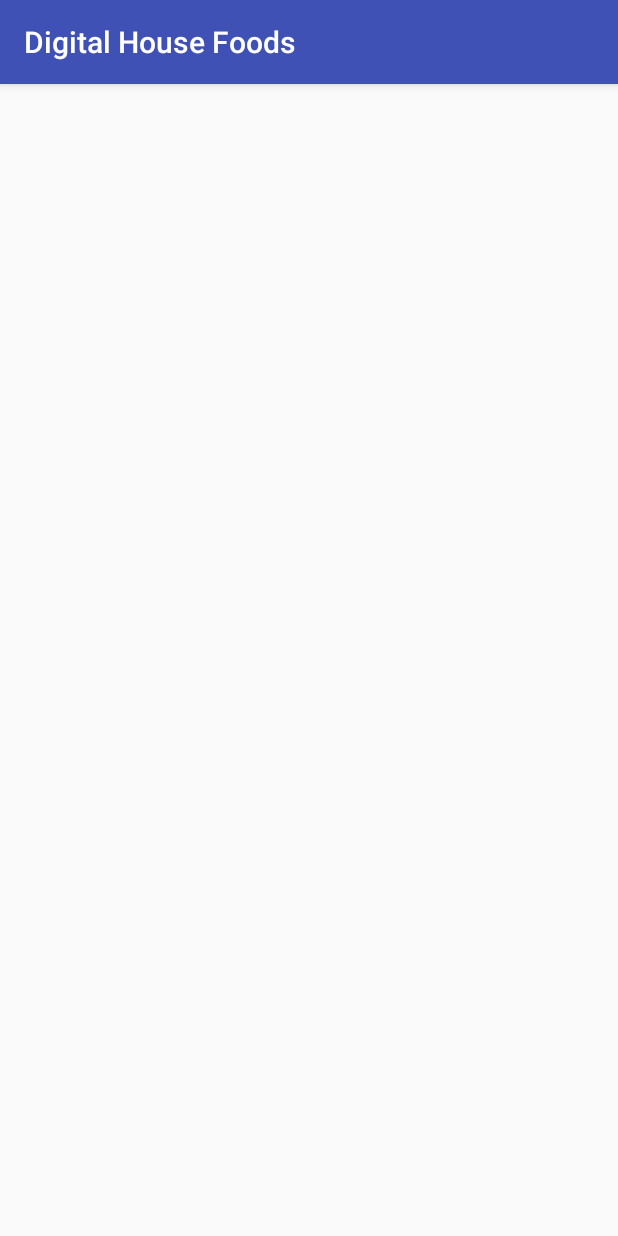
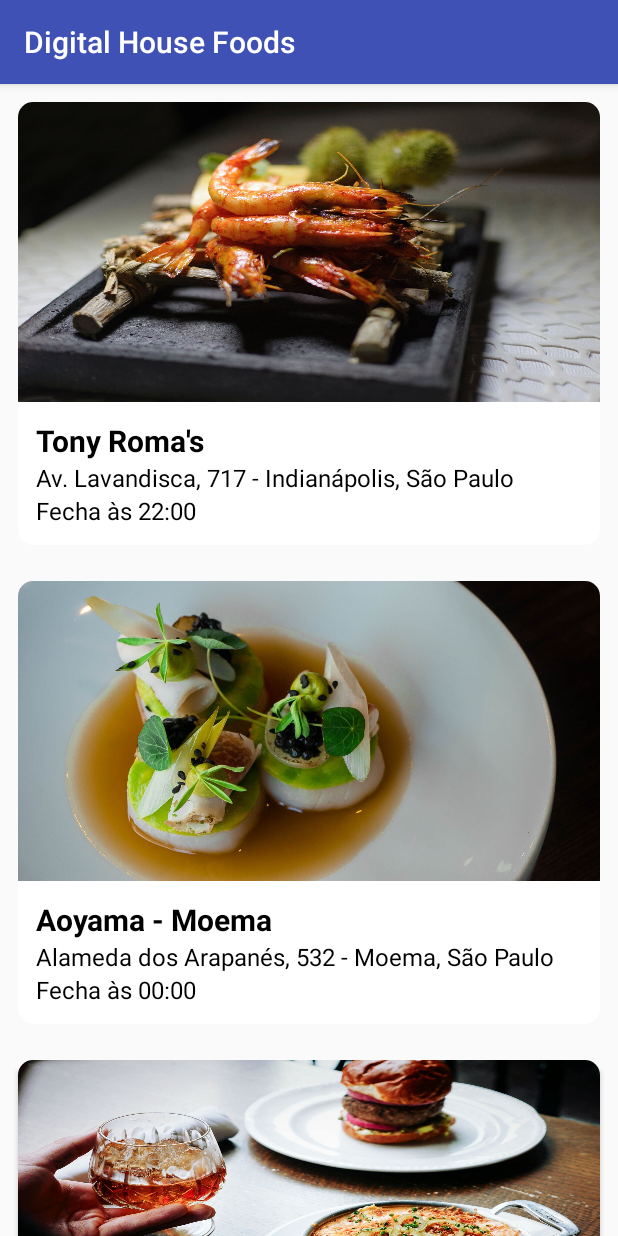
Before and after one commit to CamilaPelegrina/desafioAndroidCore, an Android app: the MainActivity screen opened directly, with no data from a screen before it, on a phone screen of 412 x 824 dp. Run offline under Robolectric (Android 15) with nearby library versions, the phone set to English and light mode, and no system bars.

Commit message:
Fragment implementation

```diff
--- a/app/build.gradle
+++ b/app/build.gradle
@@ -27,10 +27,12 @@ android {
 dependencies {
     implementation fileTree(dir: "libs", include: ["*.jar"])
     implementation "org.jetbrains.kotlin:kotlin-stdlib:$kotlin_version"
-    implementation 'androidx.core:core-ktx:1.3.1'
+    implementation 'androidx.core:core-ktx:1.3.2'
     implementation 'androidx.appcompat:appcompat:1.2.0'
+    implementation 'com.google.android.material:material:1.2.1'
     implementation 'androidx.constraintlayout:constraintlayout:2.0.1'
     implementation 'androidx.annotation:annotation:1.1.0'
+    implementation 'androidx.legacy:legacy-support-v4:1.0.0'
     testImplementation 'junit:junit:4.12'
     androidTestImplementation 'androidx.test.ext:junit:1.1.2'
     androidTestImplementation 'androidx.test.espresso:espresso-core:3.3.0'
@@ -47,4 +49,6 @@ dependencies {
     implementation "androidx.navigation:navigation-fragment-ktx:$nav_version"
     implementation "androidx.navigation:navigation-ui-ktx:$nav_version"
 
+    implementation "androidx.lifecycle:lifecycle-viewmodel-ktx:2.2.0"
+
 }
--- /dev/null
+++ b/app/src/main/java/com/example/digitalhousefoods/ui/FragmentDetails.kt
@@ -0,0 +1,18 @@
+package com.example.digitalhousefoods.ui
+
+import android.os.Bundle
+import android.view.LayoutInflater
+import android.view.View
+import android.view.ViewGroup
+import androidx.fragment.app.Fragment
+import com.example.digitalhousefoods.R
+
+class FragmentCSecondary : Fragment() {
+
+    override fun onCreateView(
+        inflater: LayoutInflater, container: ViewGroup?,
+        savedInstanceState: Bundle?
+    ): View? {
+        return inflater.inflate(R.layout.fragment_details, container, false)
+    }
+}
--- /dev/null
+++ b/app/src/main/java/com/example/digitalhousefoods/ui/FragmentHome.kt
@@ -0,0 +1,41 @@
+package com.example.digitalhousefoods.ui
+
+import android.os.Bundle
+import android.view.LayoutInflater
+import android.view.View
+import android.view.ViewGroup
+import androidx.fragment.app.Fragment
+import androidx.recyclerview.widget.LinearLayoutManager
+import androidx.recyclerview.widget.RecyclerView
+import com.example.digitalhousefoods.R
+import com.example.digitalhousefoods.ui.model.Restaurant
+
+
+
+class FragmentHome : Fragment() {
+    private var listRestaurant = mutableListOf<Restaurant>()
+
+    override fun onCreateView(inflater: LayoutInflater, container: ViewGroup?, savedInstanceState: Bundle?): View? {
+        return inflater.inflate(R.layout.fragment_home, container, false)
+    }
+
+    override fun onViewCreated(view: View, savedInstanceState: Bundle?) {
+        super.onViewCreated(view, savedInstanceState)
+
+        populateList()
+
+        val recyclerView = view.findViewById<RecyclerView>(R.id.recyclerHome)
+
+        recyclerView.adapter = RestaurantAdapter(listRestaurant)
+        recyclerView.layoutManager = LinearLayoutManager(view.context)
+    }
+
+    private fun populateList() {
+        listRestaurant.clear()
+        listRestaurant.add(Restaurant(R.drawable.image1, R.string.restaurant1, R.string.endereco1, R.string.horario1))
+        listRestaurant.add(Restaurant(R.drawable.image4,R.string.restaurant2, R.string.endereco2, R.string.horario2))
+        listRestaurant.add(Restaurant(R.drawable.image5,R.string.restaurant3, R.string.endereco3, R.string.horario3))
+        listRestaurant.add(Restaurant(R.drawable.image3,R.string.restaurant4, R.string.endereco4, R.string.horario4))
+        }
+
+}
--- a/app/src/main/java/com/example/digitalhousefoods/ui/MainActivity.kt
+++ b/app/src/main/java/com/example/digitalhousefoods/ui/MainActivity.kt
@@ -1,16 +1,21 @@
-package com.example.digitalhousefoods.ui
+ package com.example.digitalhousefoods.ui
 
-import android.content.Intent
+import android.os.Bundle
 import androidx.appcompat.app.AppCompatActivity
-import android.os.Bundle
-import android.os.Handler
+import androidx.fragment.app.FragmentManager
 import com.example.digitalhousefoods.R
 
 class MainActivity : AppCompatActivity() {
+
+    companion object{
+        lateinit var fm : FragmentManager
+    }
+
     override fun onCreate(savedInstanceState: Bundle?) {
         super.onCreate(savedInstanceState)
         setContentView(R.layout.activity_main)
 
-
+        fm = supportFragmentManager
+        fm.beginTransaction().add(R.id.fragmentContainer, FragmentHome(), null).commit()
     }
 }
--- /dev/null
+++ b/app/src/main/java/com/example/digitalhousefoods/ui/RestaurantAdapter.kt
@@ -0,0 +1,41 @@
+package com.example.digitalhousefoods.ui
+
+import android.view.LayoutInflater
+import android.view.View
+import android.view.ViewGroup
+import android.widget.ImageView
+import android.widget.TextView
+import androidx.recyclerview.widget.RecyclerView
+import com.example.digitalhousefoods.R
+import com.example.digitalhousefoods.ui.model.Restaurant
+
+class RestaurantAdapter(private val listRestaurant: List<Restaurant>) :
+    RecyclerView.Adapter<RestaurantAdapter.RestaurantViewHolder>() {
+    override fun onCreateViewHolder(parent: ViewGroup, viewType: Int): RestaurantViewHolder {
+        val view = LayoutInflater.from(parent.context).inflate(R.layout.recycler_restaurant, parent, false)
+        return RestaurantViewHolder(view)
+    }
+
+    override fun onBindViewHolder(holder: RestaurantViewHolder, position: Int) {
+        holder.imageView.setImageResource(listRestaurant[position].image)
+        holder.txtName.setText(listRestaurant[position].name)
+        holder.txtLocation.setText(listRestaurant[position].endereco)
+        holder.txtHorarios.setText(listRestaurant[position].horario)
+
+        holder.itemView.setOnClickListener {
+            MainActivity.fm.beginTransaction().replace(R.id.fragmentContainer, FragmentCSecondary(), null)
+                .addToBackStack(null).commit()
+        }
+    }
+
+    override fun getItemCount(): Int {
+        return listRestaurant.size
+    }
+
+    class RestaurantViewHolder(itemView: View) : RecyclerView.ViewHolder(itemView) {
+        var imageView: ImageView = itemView.findViewById(R.id.imgRecyclerImage)
+        var txtName: TextView = itemView.findViewById(R.id.txtRecyclerRestaurantName)
+        var txtLocation: TextView = itemView.findViewById(R.id.txtRecyclerRestaurantEndereco)
+        var txtHorarios: TextView = itemView.findViewById(R.id.txtRecyclerRestaurantHorario)
+    }
+}
--- /dev/null
+++ b/app/src/main/java/com/example/digitalhousefoods/ui/model/Restaurant.kt
@@ -0,0 +1,8 @@
+package com.example.digitalhousefoods.ui.model
+
+    data class Restaurant(
+        var image: Int,
+        val name: Int,
+        val endereco: Int,
+        val horario: Int
+    )
--- a/app/src/main/res/layout/activity_main.xml
+++ b/app/src/main/res/layout/activity_main.xml
@@ -1,7 +1,9 @@
 <?xml version="1.0" encoding="utf-8"?>
 
 <FrameLayout xmlns:android="http://schemas.android.com/apk/res/android"
-    android:layout_height="wrap_content"
-    android:layout_width="wrap_content">
-
-</FrameLayout>
+    xmlns:tools="http://schemas.android.com/tools"
+    android:id="@+id/fragmentContainer"
+    android:layout_width="match_parent"
+    android:layout_height="match_parent"
+    android:backgroundTint="@color/background_recycler"
+    tools:context=".ui.MainActivity" />
--- a/app/src/main/res/layout/activity_register.xml
+++ b/app/src/main/res/layout/activity_register.xml
@@ -5,7 +5,7 @@
     android:orientation="vertical"
     android:layout_width="match_parent"
     android:layout_height="match_parent"
-    tools:context=".ui.login.register_activity">
+    tools:context=".ui.RegisterActivity">
 
     <LinearLayout
         android:layout_width="match_parent"
--- /dev/null
+++ b/app/src/main/res/layout/fragment_details.xml
@@ -0,0 +1,6 @@
+<?xml version="1.0" encoding="utf-8"?>
+<androidx.constraintlayout.widget.ConstraintLayout
+    xmlns:android="http://schemas.android.com/apk/res/android" android:layout_width="match_parent"
+    android:layout_height="match_parent">
+
+</androidx.constraintlayout.widget.ConstraintLayout>
--- /dev/null
+++ b/app/src/main/res/layout/fragment_home.xml
@@ -0,0 +1,15 @@
+<?xml version="1.0" encoding="utf-8"?>
+<androidx.core.widget.NestedScrollView xmlns:android="http://schemas.android.com/apk/res/android"
+    xmlns:tools="http://schemas.android.com/tools"
+    android:layout_width="match_parent"
+    android:layout_height="match_parent"
+    android:orientation="vertical"
+    tools:context="ui.FragmentHome"
+    android:backgroundTint="@color/background_recycler">
+
+    <androidx.recyclerview.widget.RecyclerView
+        android:id="@+id/recyclerHome"
+        android:layout_width="match_parent"
+        android:layout_height="match_parent" />
+
+</androidx.core.widget.NestedScrollView>
--- /dev/null
+++ b/app/src/main/res/layout/recycler_restaurant.xml
@@ -0,0 +1,56 @@
+<?xml version="1.0" encoding="utf-8"?>
+<androidx.cardview.widget.CardView xmlns:android="http://schemas.android.com/apk/res/android"
+    xmlns:app="http://schemas.android.com/apk/res-auto"
+    xmlns:tools="http://schemas.android.com/tools"
+    android:layout_width="match_parent"
+    android:layout_height="wrap_content"
+    android:layout_margin="12dp"
+    app:cardCornerRadius="10dp"
+    android:elevation="10dp">
+
+    <LinearLayout
+        android:layout_width="match_parent"
+        android:layout_height="wrap_content"
+        android:orientation="vertical">
+
+        <ImageView
+            android:id="@+id/imgRecyclerImage"
+            android:layout_width="match_parent"
+            android:layout_height="200dp"
+            android:scaleType="fitXY" />
+
+        <LinearLayout
+            android:layout_width="match_parent"
+            android:layout_height="wrap_content"
+            android:orientation="vertical"
+            android:padding="12dp">
+
+            <TextView
+                android:id="@+id/txtRecyclerRestaurantName"
+                android:layout_width="wrap_content"
+                android:layout_height="wrap_content"
+                android:textColor="@android:color/black"
+                android:textSize="20sp"
+                android:textStyle="bold"
+                tools:text="Nome" />
+
+            <TextView
+                android:id="@+id/txtRecyclerRestaurantEndereco"
+                android:layout_width="wrap_content"
+                android:layout_height="wrap_content"
+                android:textColor="@android:color/black"
+                android:textSize="16sp"
+                tools:text="Endereço"/>
+
+
+            <TextView
+                android:id="@+id/txtRecyclerRestaurantHorario"
+                android:layout_width="wrap_content"
+                android:layout_height="wrap_content"
+                android:textColor="@android:color/black"
+                android:textSize="16sp"
+                tools:text="Horário"/>
+
+        </LinearLayout>
+    </LinearLayout>
+</androidx.cardview.widget.CardView>
--- a/app/src/main/res/values/colors.xml
+++ b/app/src/main/res/values/colors.xml
@@ -6,4 +6,5 @@
     <color name="colorButtons">#FF5252</color>
     <color name="colorDetailText">#FF47525E</color>
     <color name="colorLoginDetail">#C0CCDA</color>
+    <color name="background_recycler">#d6d7d7</color>
 </resources>
--- a/app/src/main/res/values/strings.xml
+++ b/app/src/main/res/values/strings.xml
@@ -17,5 +17,17 @@
     <string name="invalid_username">Not a valid username</string>
     <string name="invalid_password">Password must be >5 characters</string>
     <string name="login_failed">"Login failed"</string>
+    <string name="restaurant1">"Tony Roma's"</string>
+    <string name="restaurant2">"Aoyama - Moema"</string>
+    <string name="restaurant3">"Outback - Moema"</string>
+    <string name="restaurant4">"Sí Señor!"</string>
+    <string name="endereco1">"Av. Lavandisca, 717 - Indianápolis, São Paulo"</string>
+    <string name="endereco2">"Alameda dos Arapanés, 532 - Moema, São Paulo"</string>
+    <string name="endereco3">"Av. Moaci, 187 - Moema, São Paulo"</string>
+    <string name="endereco4">"Alameda Jauaperi, 626 - Moema, São Paulo"</string>
+    <string name="horario1">"Fecha às 22:00"</string>
+    <string name="horario2">"Fecha às 00:00"</string>
+    <string name="horario3">"Fecha às 00:00"</string>
+    <string name="horario4">"Fecha às 01:00"</string>
 
 </resources>
--- a/build.gradle
+++ b/build.gradle
@@ -6,7 +6,7 @@ buildscript {
         jcenter()
     }
     dependencies {
-        classpath "com.android.tools.build:gradle:4.0.1"
+        classpath 'com.android.tools.build:gradle:4.1.1'
         classpath "org.jetbrains.kotlin:kotlin-gradle-plugin:$kotlin_version"
 
         // NOTE: Do not place your application dependencies here; they belong
```
Also changed, not shown: gradle/wrapper/gradle-wrapper.properties.
